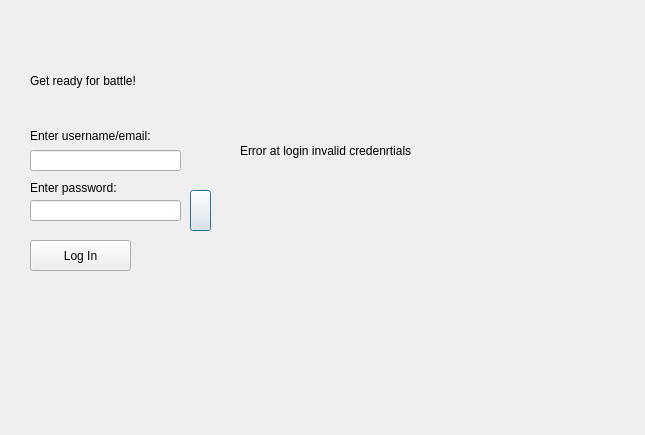
This is Triviador/Triviador/Login.ui in AndreiAndreea/TriviadorMCpp as Qt 5 draws it before an edit. The edited form follows.
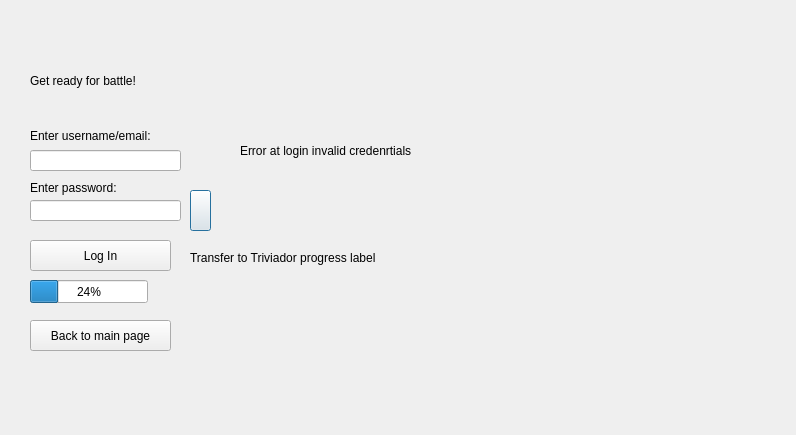
This is the edited form.

Commit message: Added 'Back to main page' buttons to return from the current page to the main LoginRegister page in Login and Register classes. Added a timer to redirect the user from the Login page to the Triviador page after successfully logging in.

The edit to the form file:
```diff
--- a/Triviador/Triviador/Login.ui
+++ b/Triviador/Triviador/Login.ui
@@ -6,7 +6,7 @@
    <rect>
     <x>0</x>
     <y>0</y>
-    <width>645</width>
+    <width>796</width>
     <height>435</height>
    </rect>
   </property>
@@ -93,7 +93,7 @@
     <rect>
      <x>30</x>
      <y>240</y>
-     <width>101</width>
+     <width>141</width>
      <height>31</height>
     </rect>
    </property>
@@ -114,6 +114,45 @@
     <string>Error at login invalid credenrtials</string>
    </property>
   </widget>
+  <widget class="QPushButton" name="loginBackPushButton">
+   <property name="geometry">
+    <rect>
+     <x>30</x>
+     <y>320</y>
+     <width>141</width>
+     <height>31</height>
+    </rect>
+   </property>
+   <property name="text">
+    <string>Back to main page</string>
+   </property>
+  </widget>
+  <widget class="QProgressBar" name="transferToTriviadorProgressBar">
+   <property name="geometry">
+    <rect>
+     <x>30</x>
+     <y>280</y>
+     <width>118</width>
+     <height>23</height>
+    </rect>
+   </property>
+   <property name="value">
+    <number>24</number>
+   </property>
+  </widget>
+  <widget class="QLabel" name="transferToTriviadorProgressLabel">
+   <property name="geometry">
+    <rect>
+     <x>190</x>
+     <y>250</y>
+     <width>581</width>
+     <height>16</height>
+    </rect>
+   </property>
+   <property name="text">
+    <string>Transfer to Triviador progress label</string>
+   </property>
+  </widget>
  </widget>
  <resources/>
  <connections/>
```
The commit also changes 6 other files.
